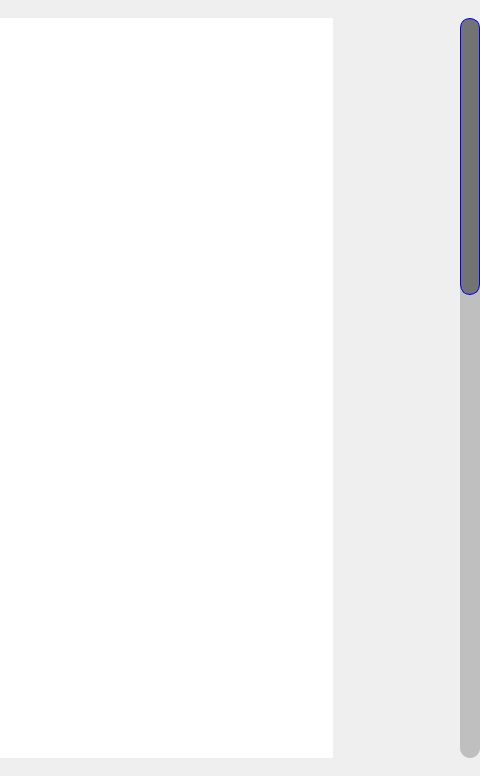
The window that src/ui/selfCheck.ui (fantasy-mark/Summer) describes before a commit, drawn with Qt 5; both pictures show x 960 to 1440 and y 0 to 776 of the 1440 by 776 pixel window.
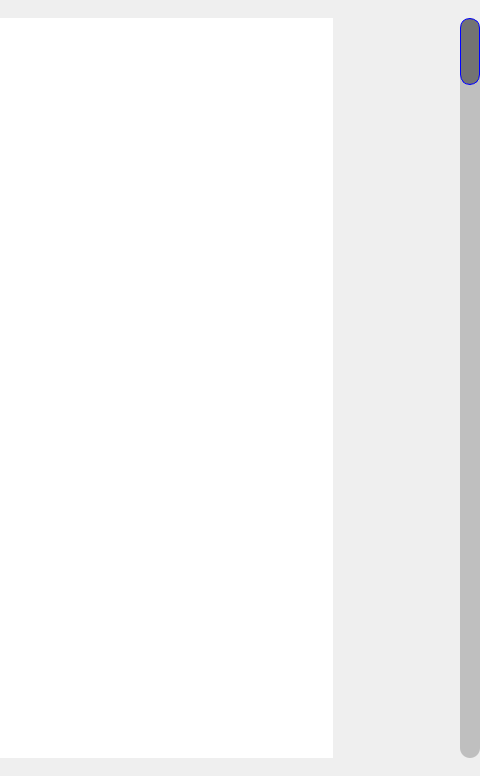
The same window after the commit.

Commit message: 实现滚轮画面同步显示

Diff of the .ui file:
```diff
--- a/src/ui/selfCheck.ui
+++ b/src/ui/selfCheck.ui
@@ -74,7 +74,7 @@
     <number>1</number>
    </property>
    <property name="pageStep">
-    <number>60</number>
+    <number>10</number>
    </property>
    <property name="orientation">
     <enum>Qt::Vertical</enum>
```
The commit also changes 2 other files.
